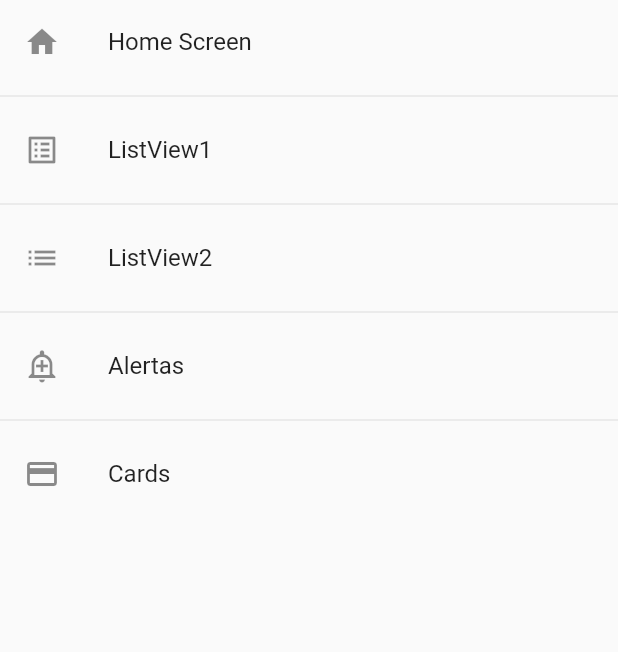
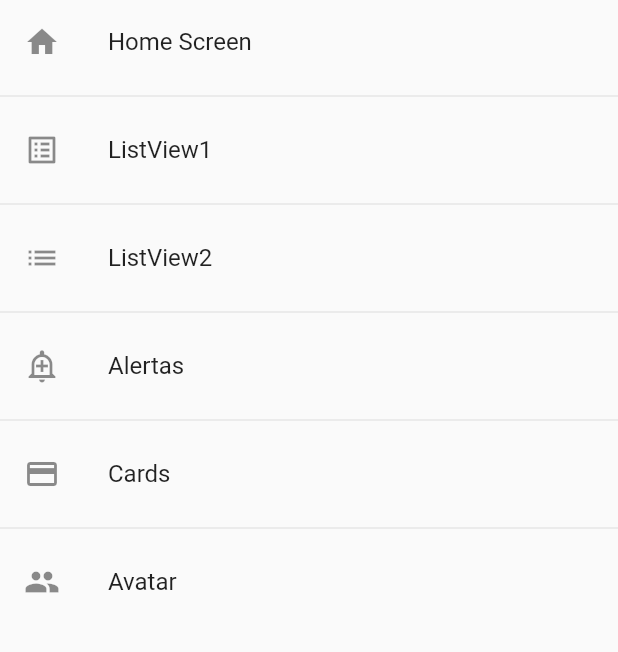
Before and after one commit to oscarherruzo/componentes, a Flutter app: the screen it shows after launch, on a phone screen of 412 x 824 dp, the part 84-736 px from its top. Run offline on Flutter 3.47's test engine with Material 2 defaults, Android fonts, the phone set to English and light mode, and no system bars; statements that could not run were skipped.

Commit message:
ultima actu

```diff
--- a/lib/router/app_routes.dart
+++ b/lib/router/app_routes.dart
@@ -21,6 +21,7 @@ class AppRoutes {
       menuOption(route: 'ListView2', icon: Icons.list, name: 'ListView2', screen: const listview2Screen()),
       menuOption(route: 'Alertas', icon: Icons.add_alert_outlined, name: 'Alertas', screen: const AlertScreen()),
       menuOption(route: 'card', icon: Icons.credit_card, name: 'Cards', screen: const cardScreen()),
+      menuOption(route: 'Avatar', icon: Icons.people, name: 'Avatar', screen: const AvatarScreen()),
     ];
 
 
--- a/lib/screens/screens.dart
+++ b/lib/screens/screens.dart
@@ -3,3 +3,4 @@ export 'package:componentes/screens/card_screen.dart';
 export 'package:componentes/screens/listview1_screen.dart';
 export 'package:componentes/screens/listview2_screen dart';
 export 'package:componentes/screens/home_screen.dart';
+export 'package:componentes/screens/avatar.dart';
```
Also changed, not shown: lib/screens/avatar.dart (added, +15 -0 lines).
